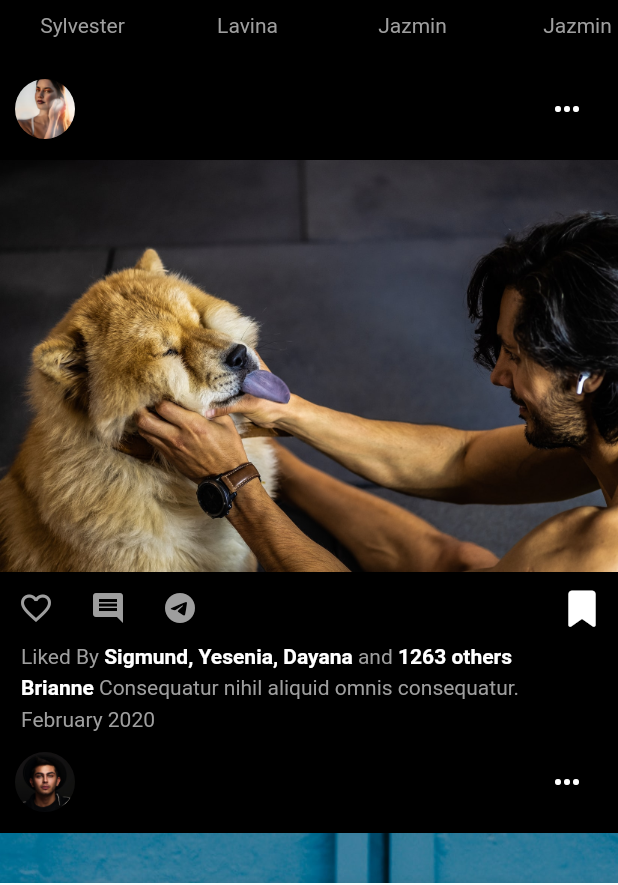
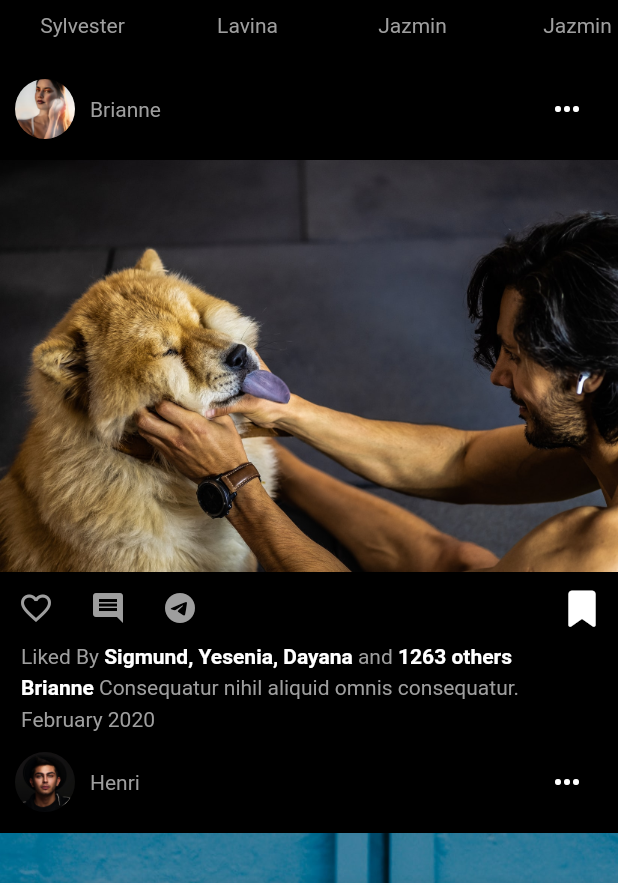
Before and after one commit to MuzaffarjonUmarxujayev/online_five_modul_home_ten, a Flutter app: the screen it shows after launch, on a phone screen of 412 x 824 dp. Shown: the part 269-1154 px from the top of the screen. Run offline on Flutter 3.47's test engine with Material 2 defaults, Android fonts, the phone set to English and light mode, and no system bars; our stand-ins replace fluttericon.

Commit message:
optimal 1

```diff
--- a/lib/pages/feed_page.dart
+++ b/lib/pages/feed_page.dart
@@ -169,7 +169,7 @@ class _FeedPageState extends State<FeedPage> {
                     const SizedBox(
                       width: 10,
                     ),
-                    Text(post.username),
+                    Text(post.username,style: const TextStyle(color: Colors.grey),),
                   ],
                 ),
                 IconButton(
```
